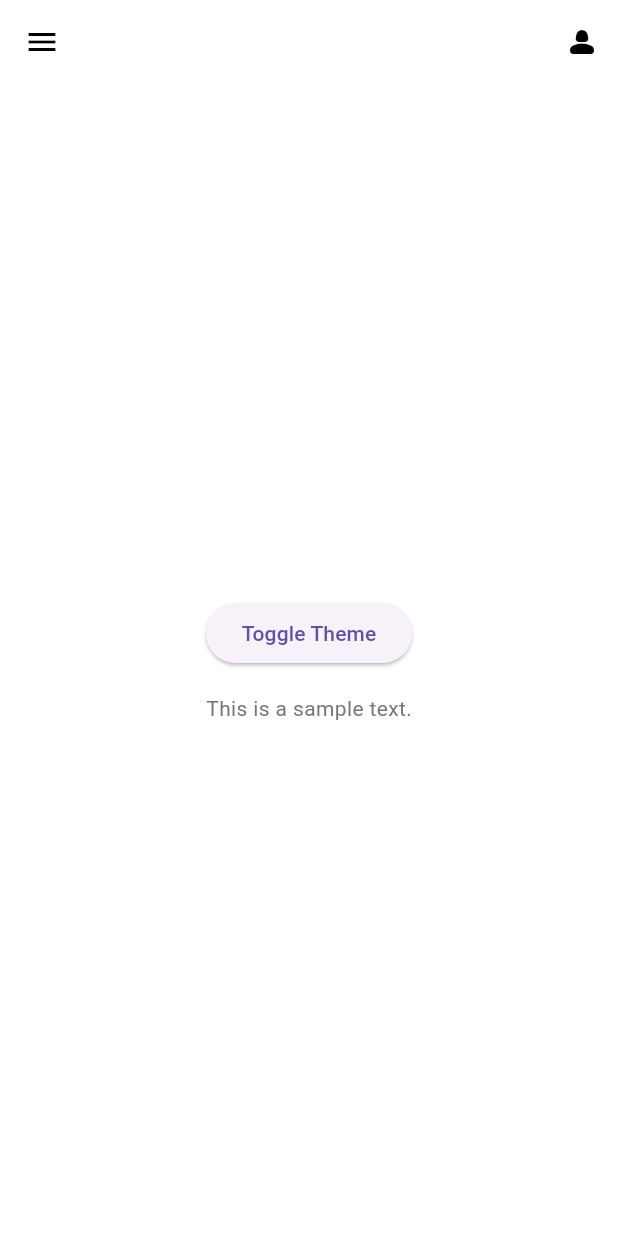
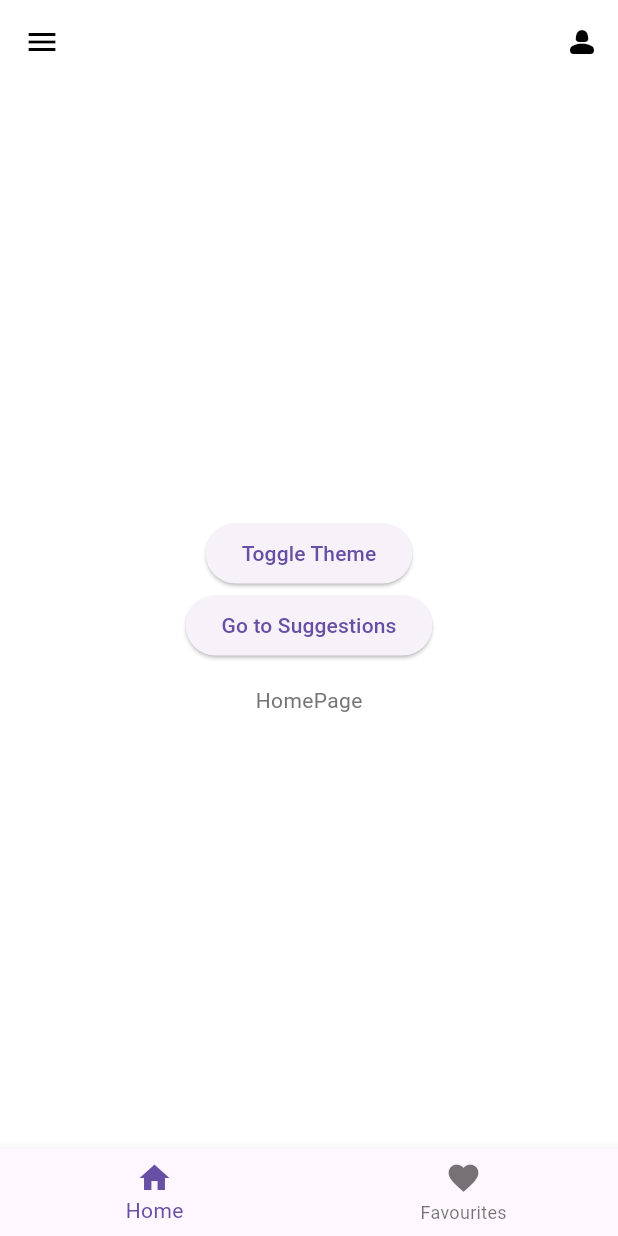
Before and after one commit to comp7082-s24/ClimateCompanion, a Flutter app: the screen it shows after launch, on a phone screen of 412 x 824 dp. Run offline on Flutter 3.47's test engine with Material 3 defaults, Android fonts, the phone set to English and light mode, and no system bars; our stand-ins replace go_router.

Commit message:
Added Navbar and Routes

```diff
--- a/lib/main.dart
+++ b/lib/main.dart
@@ -1,4 +1,5 @@
 import "package:climate_companion/components/appbar.dart";
+import "package:climate_companion/navigation/app_navigation.dart";
 import "package:climate_companion/themes/theme_provider.dart";
 import "package:flutter/material.dart";
 import "package:provider/provider.dart";
@@ -16,27 +17,32 @@ class MainApp extends StatelessWidget {
 
   @override
   Widget build(final BuildContext context) {
-    return MaterialApp(
+    return MaterialApp.router(
+      title: "Climate Companion",
+      theme: Provider.of<ThemeProvider>(context).themeData,
+      routerConfig: AppNavigation.router,
+
+
       // To use themes make sure you're using the theme from the provider
-      theme: Provider.of<ThemeProvider>(context).themeData,
-      home: Scaffold(
-        appBar: const MainAppBar(),
-        body: Center(
-          child: Column(
-            mainAxisAlignment: MainAxisAlignment.center,
-            children: <Widget>[
-              ElevatedButton(
-                onPressed: () {
-                  Provider.of<ThemeProvider>(context, listen: false).toggleTheme();
-                },
-                child: const Text("Toggle Theme"),
-              ),
-              const SizedBox(height: 16),
-              const Text("This is a sample text."),
-            ],
-          )
-          ),
-        ),
+      // theme: Provider.of<ThemeProvider>(context).themeData,
+      // home: Scaffold(
+      //   appBar: const MainAppBar(),
+      //   body: Center(
+      //     child: Column(
+      //       mainAxisAlignment: MainAxisAlignment.center,
+      //       children: <Widget>[
+      //         ElevatedButton(
+      //           onPressed: () {
+      //             Provider.of<ThemeProvider>(context, listen: false).toggleTheme();
+      //           },
+      //           child: const Text("Toggle Theme"),
+      //         ),
+      //         const SizedBox(height: 16),
+      //         const Text("This is a sample text."),
+      //       ],
+      //     )
+      //     ),
+      //   ),
 
     );
   }
--- /dev/null
+++ b/lib/mainWrapper.dart
@@ -0,0 +1,46 @@
+import 'package:flutter/material.dart';
+import "package:go_router/go_router.dart";
+
+class MainWrapper extends StatefulWidget {
+  const MainWrapper({super.key, required this.navigationShell});
+
+  final StatefulNavigationShell navigationShell;
+
+  @override
+  State<MainWrapper> createState() => _MainWrapperState();
+}
+
+class _MainWrapperState extends State<MainWrapper> {
+  int selectedIndex = 0;
+
+  void _goBranch(final int index) {
+    widget.navigationShell
+        .goBranch(index, initialLocation: index == widget.navigationShell.currentIndex);
+  }
+
+  @override
+  Widget build(final BuildContext context) {
+    return Scaffold(
+      body: SizedBox(
+        width: double.infinity,
+        height: double.infinity,
+        child: widget.navigationShell,
+      ),
+      bottomNavigationBar: BottomNavigationBar(
+        items: const <BottomNavigationBarItem>[
+          BottomNavigationBarItem(
+            icon: Icon(Icons.home),
+            label: "Home",
+          ),
+          BottomNavigationBarItem(
+            icon: Icon(Icons.favorite),
+            label: "Favourites",
+          ),
+        ],
+        currentIndex: widget.navigationShell.currentIndex,
+        onTap: _goBranch,
+      )
+
+    );
+  }
+}
--- /dev/null
+++ b/lib/navigation/app_navigation.dart
@@ -0,0 +1,76 @@
+import "package:climate_companion/views/home.dart";
+import "package:climate_companion/views/profile.dart";
+import "package:climate_companion/views/suggestions.dart";
+import 'package:flutter/material.dart';
+import 'package:go_router/go_router.dart';
+
+import 'package:climate_companion/mainWrapper.dart';
+import 'package:climate_companion/views/favourites.dart';
+
+enum RoutePath {
+  home(path: "/home"),
+  profile(path: "/profile"),
+  suggestions(path: "suggestions"),
+  favourites(path: "/favourites");
+
+  final String path;
+
+  const RoutePath({required this.path});
+}
+
+class AppNavigation {
+  AppNavigation._();
+
+  static String initialRoute = RoutePath.home.path;
+
+  // Navigators for the application
+  static final _navigator = GlobalKey<NavigatorState>();
+  static final _homeNavigator = GlobalKey<NavigatorState>(debugLabel: 'HomeNavigator');
+
+  // Go Router Config
+  static final GoRouter router =
+      GoRouter(initialLocation: initialRoute, navigatorKey: _navigator, routes: [
+    GoRoute(
+      path: RoutePath.profile.path,
+      name: RoutePath.profile.name,
+      builder: (final context, final state) => const Profile(),
+    ),
+    StatefulShellRoute.indexedStack(
+        builder: (final BuildContext context, final GoRouterState state, final navigationShell) {
+          return MainWrapper(navigationShell: navigationShell);
+        },
+        branches: [
+          /// For the First Navigation Tab Called Home
+          StatefulShellBranch(
+            navigatorKey: _homeNavigator,
+            routes: [
+              GoRoute(
+                path: RoutePath.home.path,
+                name: RoutePath.home.name,
+                builder: (final BuildContext context, final GoRouterState state) => Home(
+                  key: state.pageKey,
+                ),
+                routes: [
+                  GoRoute(
+                    path: RoutePath.suggestions.path,
+                    name: RoutePath.suggestions.name,
+                    builder: (final BuildContext context, final GoRouterState state) => Suggestions(
+                      key: state.pageKey,
+                    ),
+                  ),
+                ],
+              ),
+            ],
+          ),
+
+          /// For the Second Navigation Tab Called Favourites
+          StatefulShellBranch(routes: [
+            GoRoute(
+              path: RoutePath.favourites.path,
+              name: RoutePath.favourites.name,
+              builder: (final BuildContext context, final GoRouterState state) => Favourites(),
+            ),
+          ]),
+        ]),
+  ]);
+}
--- /dev/null
+++ b/lib/views/favourites.dart
@@ -0,0 +1,24 @@
+import 'package:flutter/material.dart';
+
+import "../components/appbar.dart";
+
+class Favourites extends StatefulWidget {
+  const Favourites({super.key});
+
+  @override
+  State<Favourites> createState() => _FavouritesState();
+}
+
+class _FavouritesState extends State<Favourites> {
+  @override
+  Widget build(final BuildContext context) {
+    return const Scaffold(
+      appBar: MainAppBar(),
+      body: Center(
+        child: Text(
+            "Favourites"
+        ),
+      ),
+    );
+  }
+}
--- /dev/null
+++ b/lib/views/home.dart
@@ -0,0 +1,46 @@
+import "package:climate_companion/navigation/app_navigation.dart";
+import 'package:flutter/material.dart';
+import "package:go_router/go_router.dart";
+import "package:provider/provider.dart";
+
+import "../components/appbar.dart";
+import "../themes/theme_provider.dart";
+class Home extends StatefulWidget {
+  const Home({super.key});
+
+  @override
+  State<Home> createState() => _HomeState();
+}
+
+class _HomeState extends State<Home> {
+  @override
+  Widget build(BuildContext context) {
+    return Scaffold(
+          appBar: const MainAppBar(),
+          body: Center(
+            child: Column(
+              mainAxisAlignment: MainAxisAlignment.center,
+              children: <Widget>[
+                ElevatedButton(
+                  onPressed: () {
+                    Provider.of<ThemeProvider>(context, listen: false).toggleTheme();
+                    // context.pushNamed(context.namedLocation("Profile"));
+
+                  },
+                  child: const Text("Toggle Theme"),
+                ),
+                ElevatedButton(
+                  onPressed: () {
+                    context.goNamed(RoutePath.suggestions.name);
+                  },
+                  /// TODO Implement the suggestions
+                  child: const Text("Go to Suggestions"),
+                ),
+                const SizedBox(height: 16),
+                const Text("HomePage"),
+              ],
+            )
+            ),
+    );
+  }
+}
--- /dev/null
+++ b/lib/views/suggestions.dart
@@ -0,0 +1,23 @@
+import 'package:flutter/material.dart';
+
+import 'package:climate_companion/components/appbar.dart';
+class Suggestions extends StatefulWidget {
+  const Suggestions({super.key});
+
+  @override
+  State<Suggestions> createState() => _SuggestionsState();
+}
+
+class _SuggestionsState extends State<Suggestions> {
+  @override
+  Widget build(BuildContext context) {
+    return const  Scaffold(
+      appBar: MainAppBar(),
+      body: Center(
+        child: Text(
+            "Profile"
+        ),
+      ),
+    );
+  }
+}
```
Also changed, not shown: lib/components/appbar.dart (+6 -1 lines), lib/views/profile.dart (added, +31 -0 lines).
